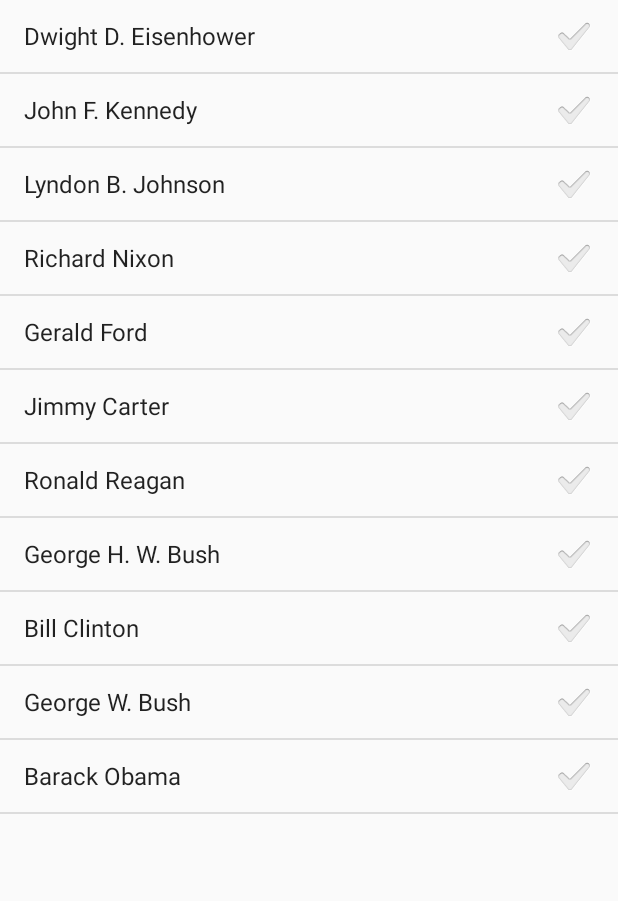
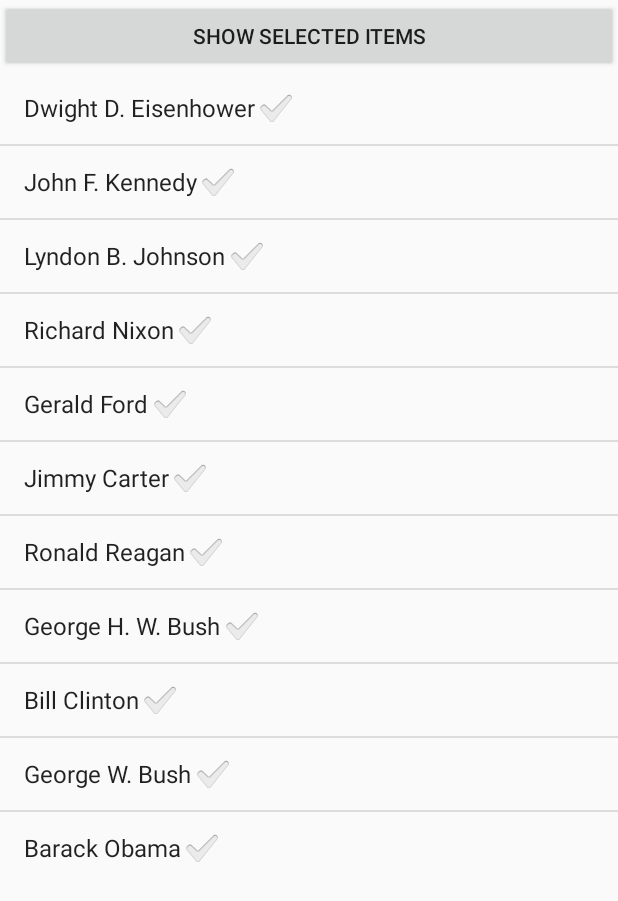
Before and after one commit to Elvensong14/BasicViews5_4, an Android app: the screen it shows after launch (MainActivity), on a phone screen of 412 x 824 dp. Shown: the top 901 px of the screen. Run offline under Robolectric (Android 15) with nearby library versions, the phone set to English and light mode, and no system bars.

Commit message:
BasicViews5.4: Checking Which Items Are Selected

```diff
--- a/app/src/main/java/space/elvensong/basicviews5/MainActivity.java
+++ b/app/src/main/java/space/elvensong/basicviews5/MainActivity.java
@@ -10,31 +10,33 @@ import android.widget.Toast;
 
 public class MainActivity extends ListActivity {
 
-    String[] presidents = {
-            "Dwight D. Eisenhower",
-            "John F. Kennedy",
-            "Lyndon B. Johnson",
-            "Richard Nixon",
-            "Gerald Ford",
-            "Jimmy Carter",
-            "Ronald Reagan",
-            "George H. W. Bush",
-            "Bill Clinton",
-            "George W. Bush",
-            "Barack Obama"
-    };
+    String[] presidents;
 
     @Override
     protected void onCreate(Bundle savedInstanceState) {
         super.onCreate(savedInstanceState);
 
+        setContentView(R.layout.activity_main);
         ListView lstView = getListView();
         lstView.setChoiceMode(ListView.CHOICE_MODE_MULTIPLE);
         lstView.setTextFilterEnabled(true);
-        setListAdapter(new ArrayAdapter<String>(this, android.R.layout.simple_list_item_checked, presidents));
+        presidents = getResources().getStringArray(R.array.presidents_array);  // KEY for this one
+        setListAdapter(new ArrayAdapter<String>(this,android.R.layout.simple_list_item_checked, presidents));
     }
 
     public void onListItemClick(ListView parent, View v, int position, long id)  {
         Toast.makeText(this, "You have selected " + presidents[position], Toast.LENGTH_SHORT).show();
     }
+
+    public void onClick(View view)  {
+        ListView lstView = getListView();
+
+        String itemsSelected = "Selected items: \n";
+        for (int i = 0; i < lstView.getCount(); i++)  {
+            if (lstView.isItemChecked(i))  {
+                itemsSelected += lstView.getItemAtPosition(i) + "\n";
+            }
+        }
+        Toast.makeText(this, itemsSelected, Toast.LENGTH_LONG).show();
+    }
 }
--- a/app/src/main/res/layout/activity_main.xml
+++ b/app/src/main/res/layout/activity_main.xml
@@ -1,18 +1,16 @@
 <?xml version="1.0" encoding="utf-8"?>
-<android.support.constraint.ConstraintLayout xmlns:android="http://schemas.android.com/apk/res/android"
-    xmlns:app="http://schemas.android.com/apk/res-auto"
-    xmlns:tools="http://schemas.android.com/tools"
-    android:layout_width="match_parent"
-    android:layout_height="match_parent"
-    tools:context=".MainActivity">
-
-    <TextView
+<LinearLayout xmlns:android="http://schemas.android.com/apk/res/android"
+    android:layout_width="fill_parent"
+    android:layout_height="fill_parent"
+    android:orientation="vertical" >
+    <Button
+        android:id="@+id/btn"
+        android:layout_width="fill_parent"
+        android:layout_height="wrap_content"
+        android:text="Show selected items"
+        android:onClick="onClick"/>
+    <ListView
+        android:id="@+id/android:list"
         android:layout_width="wrap_content"
-        android:layout_height="wrap_content"
-        android:text="Hello World!"
-        app:layout_constraintBottom_toBottomOf="parent"
-        app:layout_constraintLeft_toLeftOf="parent"
-        app:layout_constraintRight_toRightOf="parent"
-        app:layout_constraintTop_toTopOf="parent" />
-
-</android.support.constraint.ConstraintLayout>
+        android:layout_height="wrap_content" />
+</LinearLayout>
--- a/app/src/main/res/values/strings.xml
+++ b/app/src/main/res/values/strings.xml
@@ -1,3 +1,16 @@
 <resources>
     <string name="app_name">BasicViews5</string>
+    <string-array name="presidents_array">
+        <item>Dwight D. Eisenhower</item>
+        <item>John F. Kennedy</item>
+        <item>Lyndon B. Johnson</item>
+        <item>Richard Nixon</item>
+        <item>Gerald Ford</item>
+        <item>Jimmy Carter</item>
+        <item>Ronald Reagan</item>
+        <item>George H. W. Bush</item>
+        <item>Bill Clinton</item>
+        <item>George W. Bush</item>
+        <item>Barack Obama</item>
+    </string-array>
 </resources>
--- a/build.gradle
+++ b/build.gradle
@@ -7,7 +7,7 @@ buildscript {
 
     }
     dependencies {
-        classpath 'com.android.tools.build:gradle:3.3.1'
+        classpath 'com.android.tools.build:gradle:3.3.2'
 
         // NOTE: Do not place your application dependencies here; they belong
         // in the individual module build.gradle files
```
